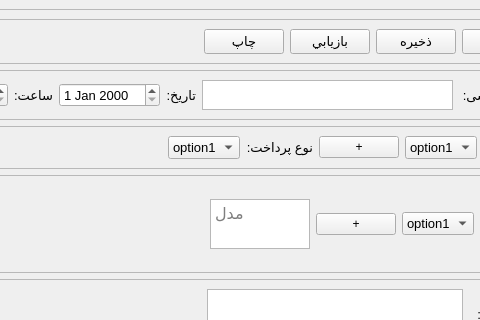
First picture: the form in UIDesign.ui, repository MahsimaEbrahimi/carProj, before the edit; both pictures show x 133 to 613 and y 0 to 320 of the 704 by 802 pixel window.
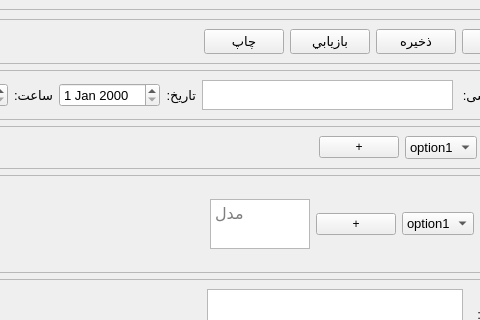
Second picture: the form after the edit.

Commit message: there are the rest

Diff of the .ui file:
```diff
--- a/UIDesign.ui
+++ b/UIDesign.ui
@@ -275,42 +275,6 @@
             </property>
            </spacer>
           </item>
-          <item>
-           <widget class="QComboBox" name="PayTypeComb">
-            <property name="font">
-             <font>
-              <pointsize>10</pointsize>
-             </font>
-            </property>
-            <item>
-             <property name="text">
-              <string>option1</string>
-             </property>
-            </item>
-            <item>
-             <property name="text">
-              <string>option2</string>
-             </property>
-            </item>
-            <item>
-             <property name="text">
-              <string>option3</string>
-             </property>
-            </item>
-           </widget>
-          </item>
-          <item>
-           <widget class="QLabel" name="label_8">
-            <property name="font">
-             <font>
-              <pointsize>10</pointsize>
-             </font>
-            </property>
-            <property name="text">
-             <string>نوع پرداخت:</string>
-            </property>
-           </widget>
-          </item>
           <item>
            <widget class="QPushButton" name="AddCarTypeBtn">
             <property name="text">
```
Left out of the diff: 3 changed lines with no effect on the pictures. The commit also changes 1 other file.
